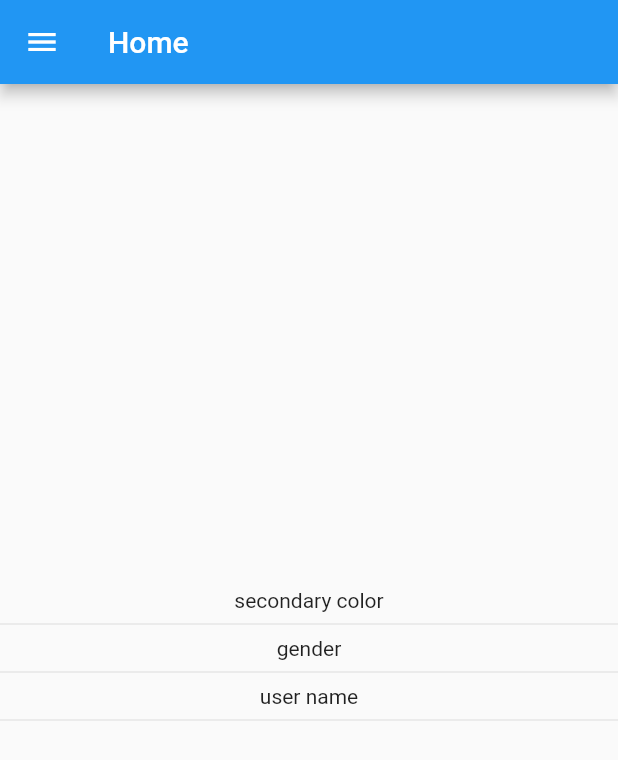
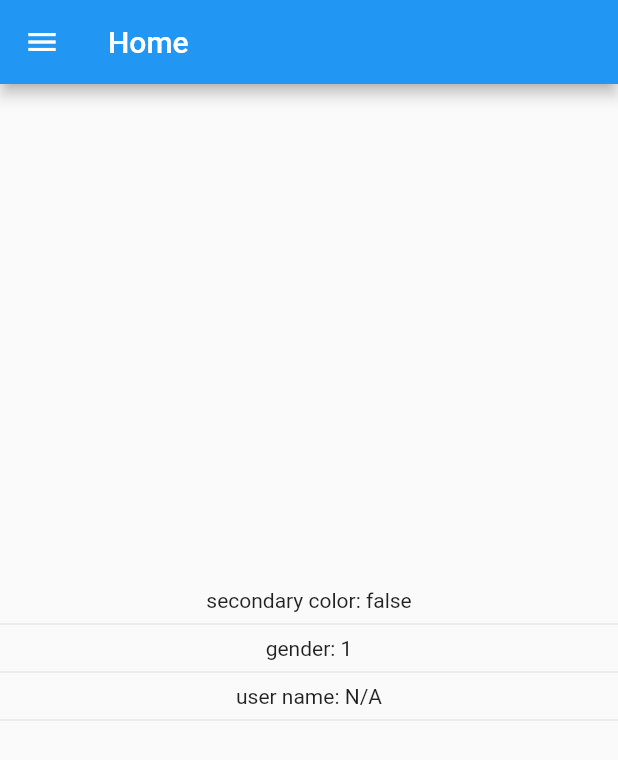
Before and after one commit to carlossk/shared_preference, a Flutter app: the screen it shows after launch, in the side drawer, after a tap on "Home", on a phone screen of 412 x 824 dp. Shown: the top 760 px of the screen. Run offline on Flutter 3.47's test engine with Material 2 defaults, Android fonts, the phone set to English and light mode, and no system bars; our stand-ins replace shared_preferences.

Commit message:
implement shared preferences

```diff
--- a/lib/main.dart
+++ b/lib/main.dart
@@ -1,16 +1,23 @@
 import 'package:flutter/material.dart';
 import 'package:shared_preference/src/pages/home_page.dart';
 import 'package:shared_preference/src/pages/settings_page.dart';
+import 'package:shared_preference/src/providers/user_preferences_provider.dart';
 
-void main() => runApp(MyApp());
+void main() async {
+  WidgetsFlutterBinding.ensureInitialized();
+  final pref = new UserPreferences();
+  await pref.initPreferences();
+  runApp(MyApp());
+}
 
 class MyApp extends StatelessWidget {
+   final pref = new UserPreferences();
   @override
   Widget build(BuildContext context) {
     return MaterialApp(
       debugShowCheckedModeBanner: false,
       title: 'Shared Preference',
-      initialRoute: HomePage.routeName,
+      initialRoute: pref.lastPage,
       routes: {
         HomePage.routeName: (BuildContext context) => HomePage(),
         SettingsPage.routeName: (BuildContext context) => SettingsPage()
--- a/lib/src/pages/home_page.dart
+++ b/lib/src/pages/home_page.dart
@@ -1,31 +1,36 @@
 import 'package:flutter/material.dart';
-import 'package:shared_preference/src/pages/widgets/menu_widget.dart';
+import 'package:shared_preference/src/providers/user_preferences_provider.dart';
+import 'package:shared_preference/src/widgets/menu_widget.dart';
 
 class HomePage extends StatelessWidget {
-  const HomePage({Key key}) : super(key: key);
   static final String routeName = 'home';
+  final pref = new UserPreferences();
+
+
+
   @override
   Widget build(BuildContext context) {
+    pref.lastPage= HomePage.routeName;
+
     return SafeArea(
       child: Scaffold(
         appBar: AppBar(
           title: Text('Home'),
+          backgroundColor: (pref.secondaryColor) ? Colors.pinkAccent : Colors.blue,
         ),
         drawer: MenuWidget(),
         body: Column(
           mainAxisAlignment: MainAxisAlignment.center,
           children: <Widget>[
-            Text('secondary color'),
+            Text('secondary color: ${pref.secondaryColor}'),
             Divider(),
-            Text('gender'),
+            Text('gender: ${pref.gender}'),
             Divider(),
-            Text('user name'),
+            Text('user name: ${pref.name}'),
             Divider(),
           ],
         ),
       ),
     );
   }
-
-
 }
--- /dev/null
+++ b/lib/src/providers/user_preferences_provider.dart
@@ -0,0 +1,49 @@
+import 'package:flutter/material.dart';
+import 'package:shared_preferences/shared_preferences.dart';
+
+class UserPreferences {
+  static final UserPreferences _instance = new UserPreferences._internal();
+
+  factory UserPreferences() {
+    return _instance;
+  }
+
+  UserPreferences._internal();
+  SharedPreferences _pref;
+
+  initPreferences() async {
+    _pref = await SharedPreferences.getInstance();
+  }
+
+  get gender {
+    return _pref.getInt('gender') ?? 1;
+  }
+
+  set gender(value) {
+    _pref.setInt('gender', value);
+  }
+
+  get name {
+    return _pref.getString('name') ?? 'N/A';
+  }
+
+  set name(value) {
+    _pref.setString('name', value);
+  }
+
+  get secondaryColor {
+    return _pref.getBool('secondaryColor') ?? false;
+  }
+
+  set secondaryColor(value) {
+    _pref.setBool('secondaryColor', value);
+  }
+
+  set lastPage(value) {
+    _pref.setString('lastPage', value);
+  }
+
+  get lastPage {
+    return _pref.getString('lastPage') ?? 'home';
+  }
+}
```
Also changed, not shown: lib/src/pages/settings_page.dart (+19 -14 lines), lib/src/widgets/menu_widget.dart (renamed from lib/src/pages/widgets/menu_widget.dart).
